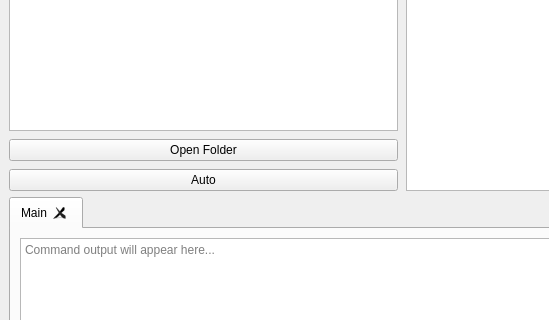
Qt form gui/ui/main.ui (s1lently/canvas_decon) before a commit; both pictures show x 0 to 549 and y 257 to 577 of the 1200 by 800 pixel window.
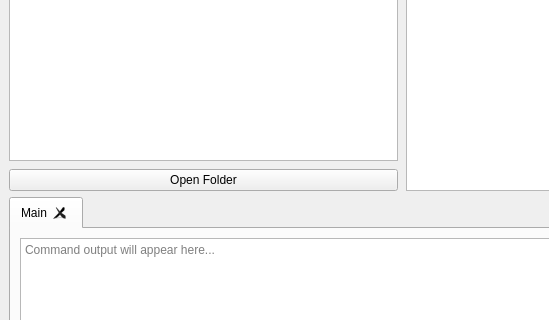
The same form after that commit.

What changed in the file:
```diff
--- a/gui/ui/main.ui
+++ b/gui/ui/main.ui
@@ -517,16 +517,6 @@
           </property>
          </widget>
         </item>
-        <item>
-         <widget class="QPushButton" name="automationBtn">
-          <property name="text">
-           <string>Auto</string>
-          </property>
-          <property name="minimumHeight">
-           <number>32</number>
-          </property>
-         </widget>
-        </item>
        </layout>
       </item>
       <item>
```
